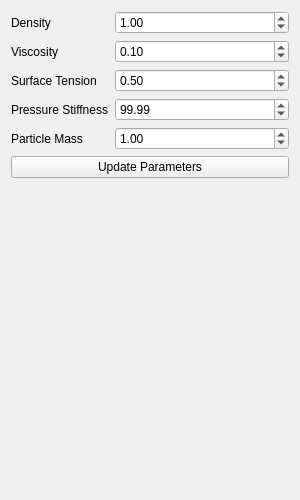
Above: forms/widgetSPH.ui from LNJgit/UPC-CA-PhysicsSimulations before the change. Below: the same form after it.
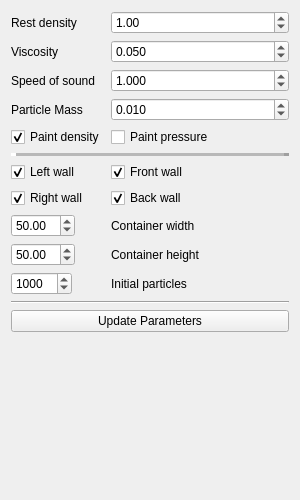
That is the form after the change.

What changed in the file:
```diff
--- a/forms/widgetSPH.ui
+++ b/forms/widgetSPH.ui
@@ -17,14 +17,14 @@
    <item row="0" column="0">
     <widget class="QLabel" name="label_density">
      <property name="text">
-      <string>Density</string>
+      <string>Rest density</string>
      </property>
     </widget>
    </item>
    <item row="0" column="1">
     <widget class="QDoubleSpinBox" name="density">
      <property name="maximum">
-      <double>1000.000000000000000</double>
+      <double>2000.000000000000000</double>
      </property>
      <property name="singleStep">
       <double>0.100000000000000</double>
@@ -43,6 +43,12 @@
    </item>
    <item row="1" column="1">
     <widget class="QDoubleSpinBox" name="viscosity">
+     <property name="decimals">
+      <number>3</number>
+     </property>
+     <property name="minimum">
+      <double>0.001000000000000</double>
+     </property>
      <property name="maximum">
       <double>10.000000000000000</double>
      </property>
@@ -50,47 +56,7 @@
       <double>0.010000000000000</double>
      </property>
      <property name="value">
-      <double>0.100000000000000</double>
-     </property>
-    </widget>
-   </item>
-   <item row="2" column="0">
-    <widget class="QLabel" name="label_surfaceTension">
-     <property name="text">
-      <string>Surface Tension</string>
-     </property>
-    </widget>
-   </item>
-   <item row="2" column="1">
-    <widget class="QDoubleSpinBox" name="surfaceTension">
-     <property name="maximum">
-      <double>1.000000000000000</double>
-     </property>
-     <property name="singleStep">
-      <double>0.010000000000000</double>
-     </property>
-     <property name="value">
-      <double>0.500000000000000</double>
-     </property>
-    </widget>
-   </item>
-   <item row="3" column="0">
-    <widget class="QLabel" name="label_pressureStiffness">
-     <property name="text">
-      <string>Pressure Stiffness</string>
-     </property>
-    </widget>
-   </item>
-   <item row="3" column="1">
-    <widget class="QDoubleSpinBox" name="pressureStiffness">
-     <property name="maximum">
-      <double>10000.000000000000000</double>
-     </property>
-     <property name="singleStep">
-      <double>0.100000000000000</double>
-     </property>
-     <property name="value">
-      <double>99.989999999999995</double>
+      <double>0.050000000000000</double>
      </property>
     </widget>
    </item>
@@ -103,6 +69,12 @@
    </item>
    <item row="4" column="1">
     <widget class="QDoubleSpinBox" name="particleMass">
+     <property name="decimals">
+      <number>3</number>
+     </property>
+     <property name="minimum">
+      <double>0.001000000000000</double>
+     </property>
      <property name="maximum">
       <double>10.000000000000000</double>
      </property>
@@ -110,17 +82,183 @@
       <double>0.100000000000000</double>
      </property>
      <property name="value">
-      <double>1.000000000000000</double>
+      <double>0.010000000000000</double>
      </property>
     </widget>
    </item>
-   <item row="5" column="0" colspan="2">
+   <item row="7" column="0" colspan="2">
+    <widget class="Line" name="line">
+     <property name="frameShadow">
+      <enum>QFrame::Shadow::Raised</enum>
+     </property>
+     <property name="lineWidth">
+      <number>5</number>
+     </property>
+     <property name="midLineWidth">
+      <number>3</number>
+     </property>
+     <property name="orientation">
+      <enum>Qt::Orientation::Horizontal</enum>
+     </property>
+    </widget>
+   </item>
+   <item row="8" column="0">
+    <widget class="QCheckBox" name="leftWall">
+     <property name="text">
+      <string>Left wall</string>
+     </property>
+     <property name="checked">
+      <bool>true</bool>
+     </property>
+     <property name="tristate">
+      <bool>false</bool>
+     </property>
+    </widget>
+   </item>
+   <item row="9" column="0">
+    <widget class="QCheckBox" name="rightWall">
+     <property name="text">
+      <string>Right wall</string>
+     </property>
+     <property name="checked">
+      <bool>true</bool>
+     </property>
+    </widget>
+   </item>
+   <item row="10" column="0">
+    <widget class="QDoubleSpinBox" name="cubeWidth">
+     <property name="minimum">
+      <double>10.000000000000000</double>
+     </property>
+     <property name="maximum">
+      <double>200.000000000000000</double>
+     </property>
+     <property name="value">
+      <double>50.000000000000000</double>
+     </property>
+    </widget>
+   </item>
+   <item row="10" column="1">
+    <widget class="QLabel" name="label">
+     <property name="text">
+      <string>Container width</string>
+     </property>
+    </widget>
+   </item>
+   <item row="11" column="0">
+    <widget class="QDoubleSpinBox" name="cubeHeight">
+     <property name="maximum">
+      <double>200.000000000000000</double>
+     </property>
+     <property name="value">
+      <double>50.000000000000000</double>
+     </property>
+    </widget>
+   </item>
+   <item row="11" column="1">
+    <widget class="QLabel" name="label_2">
+     <property name="text">
+      <string>Container height</string>
+     </property>
+    </widget>
+   </item>
+   <item row="15" column="0" colspan="2">
     <widget class="QPushButton" name="btnUpdate">
      <property name="text">
       <string>Update Parameters</string>
      </property>
     </widget>
    </item>
+   <item row="14" column="0" colspan="2">
+    <widget class="Line" name="line_2">
+     <property name="orientation">
+      <enum>Qt::Orientation::Horizontal</enum>
+     </property>
+    </widget>
+   </item>
+   <item row="12" column="1">
+    <widget class="QLabel" name="label_3">
+     <property name="text">
+      <string>Initial particles</string>
+     </property>
+    </widget>
+   </item>
+   <item row="12" column="0">
+    <widget class="QSpinBox" name="numInitialParticles">
+     <property name="maximum">
+      <number>20000</number>
+     </property>
+     <property name="singleStep">
+      <number>10</number>
+     </property>
+     <property name="value">
+      <number>1000</number>
+     </property>
+    </widget>
+   </item>
+   <item row="8" column="1">
+    <widget class="QCheckBox" name="frontWall">
+     <property name="text">
+      <string>Front wall</string>
+     </property>
+     <property name="checked">
+      <bool>true</bool>
+     </property>
+    </widget>
+   </item>
+   <item row="9" column="1">
+    <widget class="QCheckBox" name="backWall">
+     <property name="text">
+      <string>Back wall</string>
+     </property>
+     <property name="checked">
+      <bool>true</bool>
+     </property>
+    </widget>
+   </item>
+   <item row="6" column="0">
+    <widget class="QCheckBox" name="paintDensity">
+     <property name="text">
+      <string>Paint density</string>
+     </property>
+     <property name="checked">
+      <bool>true</bool>
+     </property>
+    </widget>
+   </item>
+   <item row="6" column="1">
+    <widget class="QCheckBox" name="paintPressure">
+     <property name="text">
+      <string>Paint pressure</string>
+     </property>
+    </widget>
+   </item>
+   <item row="2" column="1">
+    <widget class="QDoubleSpinBox" name="cs">
+     <property name="decimals">
+      <number>3</number>
+     </property>
+     <property name="minimum">
+      <double>0.001000000000000</double>
+     </property>
+     <property name="maximum">
+      <double>1500.000000000000000</double>
+     </property>
+     <property name="singleStep">
+      <double>0.001000000000000</double>
+     </property>
+     <property name="value">
+      <double>1.000000000000000</double>
+     </property>
+    </widget>
+   </item>
+   <item row="2" column="0">
+    <widget class="QLabel" name="label_4">
+     <property name="text">
+      <string>Speed of sound</string>
+     </property>
+    </widget>
+   </item>
   </layout>
  </widget>
  <resources/>
```
Left out of the diff: 4 changed lines with no effect on the pictures.
